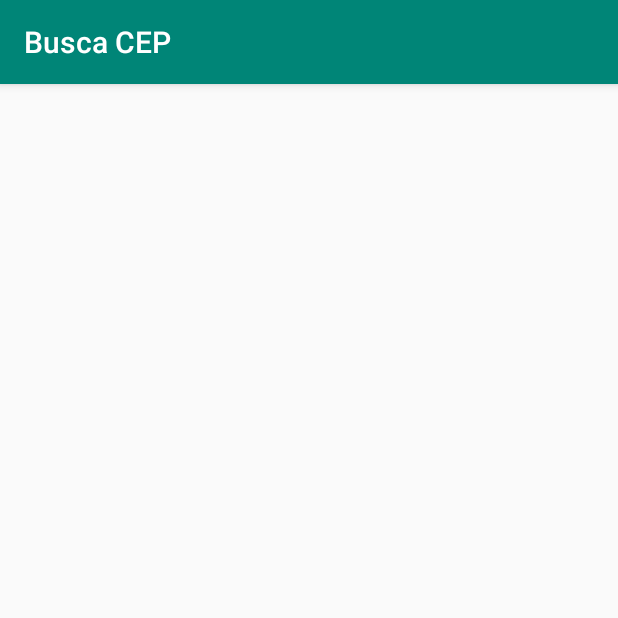
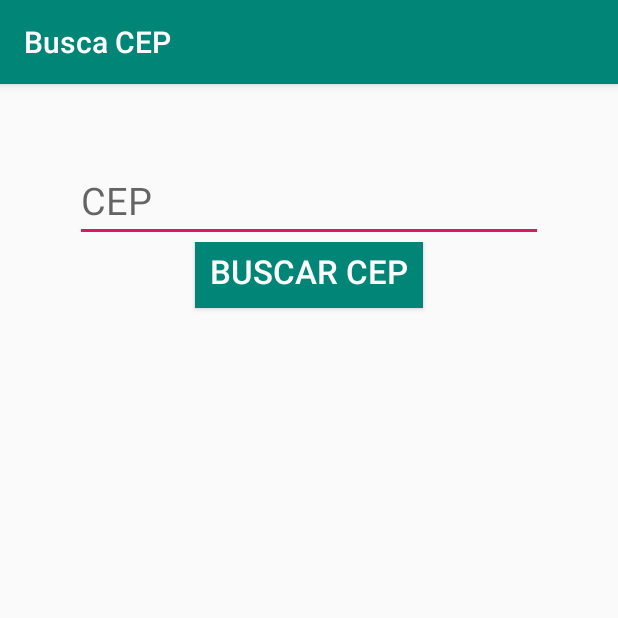
Before and after one commit to Luana-vargas/busca-cep, an Android app: the screen it shows after launch (MainActivity), on a phone screen of 412 x 824 dp, the top half of it. Run offline under Robolectric (Android 15) with nearby library versions, the phone set to English and light mode, and no system bars.

Commit message:
Adicionado singleton

```diff
--- /dev/null
+++ b/app/src/main/java/com/example/buscacep/CEPService.kt
@@ -0,0 +1,14 @@
+package com.example.buscacep
+
+
+import retrofit2.Call
+import retrofit2.http.GET
+import retrofit2.http.Path
+
+
+interface CEPService {
+    @GET ("{cep}/json/") // informando a URL. Na lacuna {} entrará o CEP digitado pelo usuario
+    fun buscarCEP(@Path("cep")cep: String): Call<Cep>
+
+
+}
--- /dev/null
+++ b/app/src/main/java/com/example/buscacep/Cep.kt
@@ -0,0 +1,13 @@
+package com.example.buscacep
+
+import com.google.gson.annotations.SerializedName
+
+data class Cep (
+    var cep: String,
+   // @SerializedName("logradouro") para alterar nome
+    var logradouro: String,
+    var complemento: String,
+    var bairro: String,
+    var localidade: String,
+    var uf: String
+)
--- a/app/src/main/java/com/example/buscacep/MainActivity.kt
+++ b/app/src/main/java/com/example/buscacep/MainActivity.kt
@@ -2,11 +2,53 @@ package com.example.buscacep
 
 import androidx.appcompat.app.AppCompatActivity
 import android.os.Bundle
+import android.util.Log
+import kotlinx.android.synthetic.main.activity_main.*
+import retrofit2.Call
+import retrofit2.Callback
+import retrofit2.Response
+import retrofit2.Retrofit
 
 class MainActivity : AppCompatActivity() {
+
+    private var retrofit: Retrofit? = null
 
     override fun onCreate(savedInstanceState: Bundle?) {
         super.onCreate(savedInstanceState)
         setContentView(R.layout.activity_main)
+
+        retrofit = RetrofitConfig.getInstance().makeRetrofit()
+
+        btnMain_buscarCep.setOnClickListener {
+            acessarCep()
+        }
+
+    }
+
+    fun acessarCep(){
+
+        var CEPService: CEPService =
+            retrofit!!.create(CEPService::class.java)
+
+        var call: Call<Cep> = CEPService.buscarCEP(etMain_cep.text.toString())
+
+
+        //metodo enqueue recebe uma classe anonima do tipo callback
+        call.enqueue(object : Callback<Cep> { //tratar algum erro
+            override fun onFailure(call: Call<Cep>, t: Throwable) {
+               Log.e("#retrofit","Erro ao consultar CEP", t)
+            }
+
+            override fun onResponse(call: Call<Cep>, response: Response<Cep>) { //pegar resposta
+                if(response.isSuccessful) {
+                    var cep: Cep? = response.body()
+                  //txt_logradouro.text = cep.logradouro
+
+                    etMain_resposta.text =
+                        "${cep?.logradouro} / ${cep?.bairro} / ${cep?.localidade}"
+
+                }
+            }
+        })
     }
 }
--- a/app/src/main/java/com/example/buscacep/RetrofitConfig.kt
+++ b/app/src/main/java/com/example/buscacep/RetrofitConfig.kt
@@ -1,13 +1,33 @@
 package com.example.buscacep
 
+import android.content.Context
 import retrofit2.Retrofit
 import retrofit2.converter.gson.GsonConverterFactory
 
 class RetrofitConfig {
     //Criando função que ficará responsável por inicializar o Retrofit
-    fun init(){
-        Retrofit.Builder() // classe resp. por construir objeto do tipo Retrofit
-            .baseUrl("http://192.168.0.23:8080/")
+
+    var retrofit: Retrofit? = null
+    companion object {
+        private var instance: RetrofitConfig? = null
+
+        @Synchronized // esta anotação protege o método contra acesso concorrente de múltiplas threads
+        fun getInstance(): RetrofitConfig {
+            if (instance == null) {
+                instance = RetrofitConfig()
+            }
+            return instance!!
+        }
+    }
+
+    fun makeRetrofit(): Retrofit? {
+        return Retrofit.Builder() // classe resp. por construir objeto do tipo Retrofit
+            .baseUrl("http://ws.matheuscastiglioni.com.br/ws/")
             .addConverterFactory(GsonConverterFactory.create()) // configurado o conversor
+            .build() // construindo objeto da classe Retrofit
     }
+
+
+
+
 }
--- a/app/src/main/res/layout/activity_main.xml
+++ b/app/src/main/res/layout/activity_main.xml
@@ -1,7 +1,46 @@
 <?xml version="1.0" encoding="utf-8"?>
-<androidx.constraintlayout.widget.ConstraintLayout xmlns:android="http://schemas.android.com/apk/res/android"
+<LinearLayout xmlns:android="http://schemas.android.com/apk/res/android"
     xmlns:app="http://schemas.android.com/apk/res-auto"
     xmlns:tools="http://schemas.android.com/tools"
-    android:layout_width="match_parent"
     android:layout_height="match_parent"
-    tools:context=".MainActivity"/>
+    android:orientation="vertical"
+    android:padding="50dp"
+    android:layout_width="match_parent">
+
+    <EditText
+        android:digits="0123456789"
+        android:layout_height="wrap_content"
+        android:hint="CEP"
+        android:id="@+id/etMain_cep"
+        android:textColor="#595959"
+        android:textSize="25sp"
+        android:inputType="number"
+        android:layout_width="match_parent"/>
+
+    <LinearLayout
+        android:gravity="center"
+        android:layout_height="wrap_content"
+        android:orientation="horizontal"
+        android:layout_width="match_parent">
+
+        <Button
+            android:background="@color/colorPrimary"
+            android:layout_height="wrap_content"
+            android:id="@+id/btnMain_buscarCep"
+            android:layout_marginBottom="10dp"
+            android:padding="10dp"
+            android:text="Buscar CEP"
+            android:textColor="#FDFDFD"
+            android:textSize="22sp"
+            android:layout_width="wrap_content"/>
+
+    </LinearLayout>
+
+    <TextView
+        android:layout_height="match_parent"
+        android:id="@+id/etMain_resposta"
+        android:textColor="#595959"
+        android:textSize="20sp"
+        android:layout_width="match_parent"/>
+
+</LinearLayout>
```
